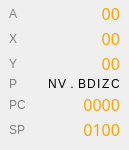
This is cpuwidget.ui in rjaremczak/mo65x as Qt 5 draws it before an edit. The edited form follows.
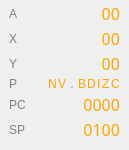
This is the edited form.

The edit to the form file:
```diff
--- a/cpuwidget.ui
+++ b/cpuwidget.ui
@@ -202,12 +202,18 @@
       </property>
       <item>
        <widget class="QLabel" name="flagN">
+        <property name="enabled">
+         <bool>true</bool>
+        </property>
         <property name="sizePolicy">
          <sizepolicy hsizetype="Maximum" vsizetype="Preferred">
           <horstretch>0</horstretch>
           <verstretch>0</verstretch>
          </sizepolicy>
         </property>
+        <property name="styleSheet">
+         <string notr="true">QLabel { color:orange } QLabel:disabled { color: gray } </string>
+        </property>
         <property name="text">
          <string>N</string>
         </property>
@@ -221,6 +227,9 @@
           <verstretch>0</verstretch>
          </sizepolicy>
         </property>
+        <property name="styleSheet">
+         <string notr="true">QLabel { color:orange } QLabel:disabled { color: gray } </string>
+        </property>
         <property name="text">
          <string>V</string>
         </property>
@@ -228,6 +237,12 @@
       </item>
       <item>
        <widget class="QLabel" name="label_2">
+        <property name="enabled">
+         <bool>false</bool>
+        </property>
+        <property name="styleSheet">
+         <string notr="true">QLabel { color:orange } QLabel:disabled { color: gray } </string>
+        </property>
         <property name="text">
          <string> . </string>
         </property>
@@ -235,12 +250,18 @@
       </item>
       <item>
        <widget class="QLabel" name="flagB">
+        <property name="enabled">
+         <bool>true</bool>
+        </property>
         <property name="sizePolicy">
          <sizepolicy hsizetype="Maximum" vsizetype="Preferred">
           <horstretch>0</horstretch>
           <verstretch>0</verstretch>
          </sizepolicy>
         </property>
+        <property name="styleSheet">
+         <string notr="true">QLabel { color:orange } QLabel:disabled { color: gray } </string>
+        </property>
         <property name="text">
          <string>B</string>
         </property>
@@ -254,6 +275,9 @@
           <verstretch>0</verstretch>
          </sizepolicy>
         </property>
+        <property name="styleSheet">
+         <string notr="true">QLabel { color:orange } QLabel:disabled { color: gray } </string>
+        </property>
         <property name="text">
          <string>D</string>
         </property>
@@ -267,6 +291,9 @@
           <verstretch>0</verstretch>
          </sizepolicy>
         </property>
+        <property name="styleSheet">
+         <string notr="true">QLabel { color:orange } QLabel:disabled { color: gray } </string>
+        </property>
         <property name="text">
          <string>I</string>
         </property>
@@ -281,7 +308,7 @@
          </sizepolicy>
         </property>
         <property name="styleSheet">
-         <string notr="true"/>
+         <string notr="true">QLabel { color:orange } QLabel:disabled { color: gray } </string>
         </property>
         <property name="text">
          <string>Z</string>
@@ -296,6 +323,9 @@
           <verstretch>0</verstretch>
          </sizepolicy>
         </property>
+        <property name="styleSheet">
+         <string notr="true">QLabel { color:orange } QLabel:disabled { color: gray } </string>
+        </property>
         <property name="text">
          <string>C</string>
         </property>
```
